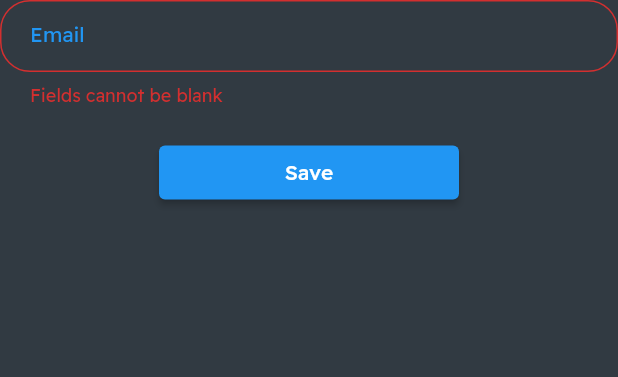
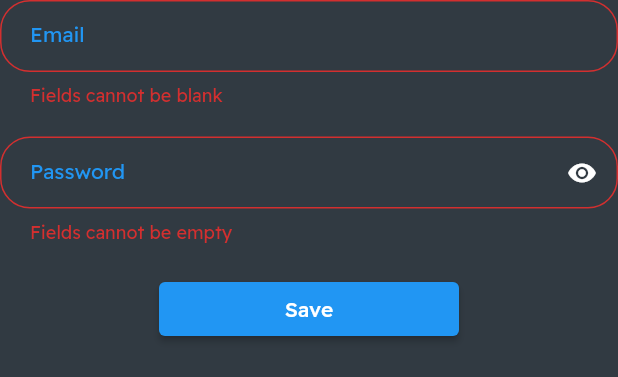
Before and after one commit to stalliardo/builders-hours-diary, a Flutter app: the EditEmail widget shown alone on an empty page, opened directly with empty values, after a tap on "Save", on a phone screen of 412 x 824 dp. Shown: the top 377 px of the screen. Run offline on Flutter 3.47's test engine with Material 2 defaults, Android fonts, the phone set to English and light mode, and no system bars; our stand-ins replace cloud_firestore, email_validator, firebase_auth, firebase_core; accounts and stored records are empty; network calls fail.

Commit message:
Added the change email functionality

```diff
--- a/b_h_d/lib/screens/account/editEmail.dart
+++ b/b_h_d/lib/screens/account/editEmail.dart
@@ -1,6 +1,8 @@
-import 'package:b_h_d/services/database.dart';
+import 'package:b_h_d/services/authentication.dart';
 import 'package:b_h_d/styles/text/formStyles.dart';
+import 'package:email_validator/email_validator.dart';
 import 'package:flutter/material.dart';
+import 'package:provider/provider.dart';
 
 class EditEmail extends StatefulWidget {
   String propertyValue;
@@ -14,10 +16,16 @@ class EditEmail extends StatefulWidget {
 class _EditEmailState extends State<EditEmail> {
   final _formKey = GlobalKey<FormState>();
   String newEmail = "";
+  bool _isObscure = true;
+  String password = "";
 
   @override
   Widget build(BuildContext context) {
-    return Form(
+    Auth _auth = Provider.of<Auth>(context);
+
+    return ListView(
+      children: [
+        Form(
           key: _formKey,
           child: Column(
             children: <Widget>[
@@ -32,10 +40,50 @@ class _EditEmailState extends State<EditEmail> {
                   if (value == null || value.isEmpty) {
                     return "Fields cannot be blank";
                   }
+                  if (!EmailValidator.validate(value)) {
+                    return "Please enter a valid email";
+                  }
+                  if (newEmail == widget.propertyValue) {
+                    return "Email has to be different";
+                  }
 
                   return null;
                 },
                 decoration: InputDecoration(labelText: "Email"),
+                style: MyFormStyles.textFormStyle(),
+              ),
+              SizedBox(
+                height: 20,
+              ),
+              TextFormField(
+                onChanged: (value) {
+                  setState(() {
+                    password = value;
+                  });
+                },
+                validator: (value) {
+                  if (value == null || value.isEmpty) {
+                    return "Fields cannot be empty";
+                  }
+
+                  return null;
+                },
+                decoration: InputDecoration(
+                  labelText: "Password",
+                  suffixIcon: IconButton(
+                    icon: Icon(
+                      _isObscure ? Icons.visibility : Icons.visibility_off,
+                      size: 20,
+                    ),
+                    color: Colors.white,
+                    onPressed: () {
+                      setState(() {
+                        _isObscure = !_isObscure;
+                      });
+                    },
+                  ),
+                ),
+                obscureText: _isObscure,
                 style: MyFormStyles.textFormStyle(),
               ),
               SizedBox(
@@ -46,14 +94,17 @@ class _EditEmailState extends State<EditEmail> {
                 child: ElevatedButton(
                   onPressed: () async {
                     if (_formKey.currentState!.validate()) {
-                  // // StatusCode _result = await MyDatabase().updateSingleField(
-                  //   widget.uid,
-                  //   {"fullName": StringFormatting.toTitleCase(newFullName)},
-                  // );
-                  // if (_result == StatusCode.ERROR) {
-                  // } else {
-                  //   Navigator.pop(context);
-                  // }
+                      print("Valid called!!!!");
+                      String _result = await _auth.updateUsersEmail(widget.propertyValue, password, newEmail);
+                      if (_result != "Success") {
+                        ScaffoldMessenger.of(context).showSnackBar(
+                          SnackBar(
+                            content: Text(_result),
+                          ),
+                        );
+                      } else {
+                        Navigator.pop(context);
+                      }
                     }
                   },
                   child: Text("Save"),
@@ -61,6 +112,8 @@ class _EditEmailState extends State<EditEmail> {
               )
             ],
           ),
+        )
+      ],
     );
   }
 }
--- a/b_h_d/lib/screens/home/emailNotVerified.dart
+++ b/b_h_d/lib/screens/home/emailNotVerified.dart
@@ -34,7 +34,9 @@ class _EmailNotVerifiedState extends State<EmailNotVerified> {
 
   @override
   Widget build(BuildContext context) {
-    return Center(
+    return Padding(
+      padding: const EdgeInsets.all(16.0),
+      child: Center(
         child: Column(
           children: <Widget>[
             SizedBox(
@@ -61,6 +63,7 @@ class _EmailNotVerifiedState extends State<EmailNotVerified> {
             ),
           ],
         ),
+      ),
     );
   }
 }
--- a/b_h_d/lib/screens/home/home.dart
+++ b/b_h_d/lib/screens/home/home.dart
@@ -27,7 +27,8 @@ class _HomeState extends State<Home> {
           ),
         ],
       ),
-      drawer: Drawer(
+      drawer: widget.emailVerified
+          ? Drawer(
               child: ListView(
                 padding: EdgeInsets.zero,
                 children: [
@@ -66,7 +67,8 @@ class _HomeState extends State<Home> {
                   ),
                 ],
               ),
-      ),
+            )
+          : null,
       body: widget.emailVerified ? EmailVerified() : EmailNotVerified(),
     );
   }
```
Also changed, not shown: b_h_d/lib/screens/home/hasNotEnteredWageInfo.dart (+0 -10 lines), b_h_d/lib/services/authentication.dart (+32 -1 lines). Lines whose indentation alone changed are shown as unchanged.
